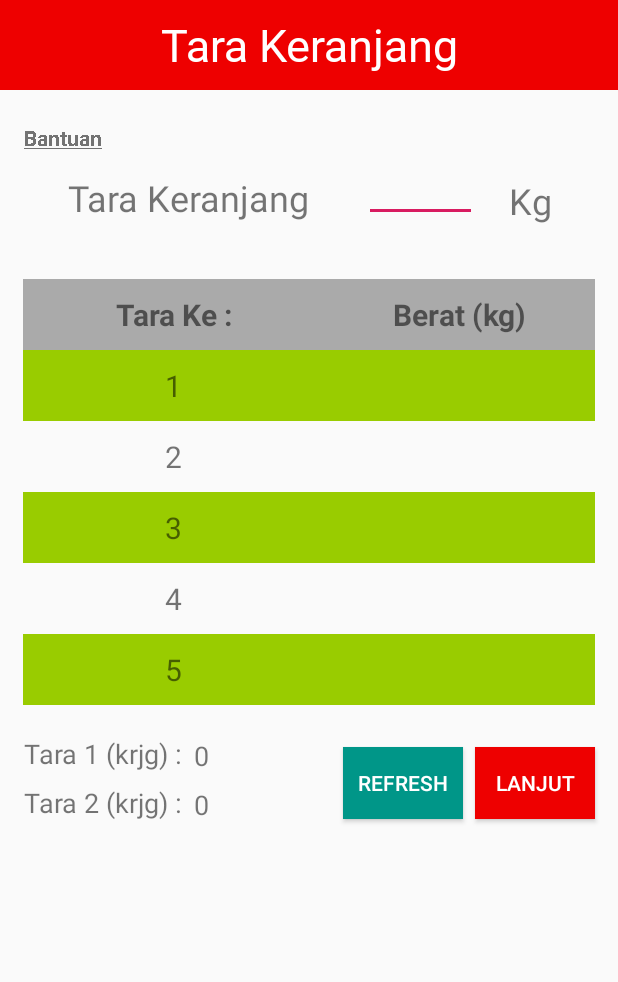
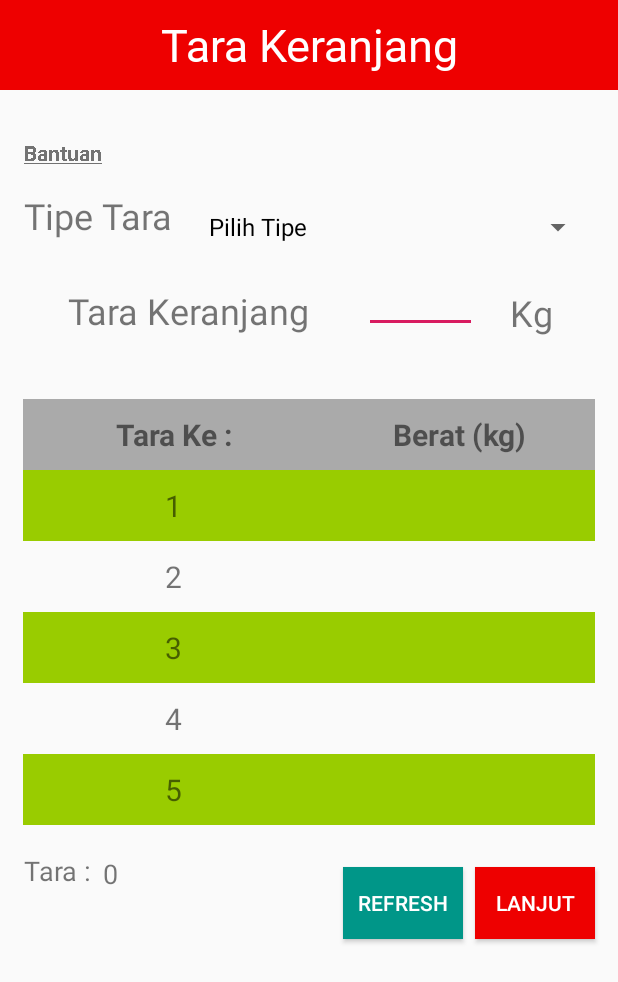
Before and after one commit to dennisprasetia/RPAWONOKOYO, an Android app: the TaraKeranjang screen opened directly, with no data from a screen before it, on a phone screen of 412 x 824 dp. Shown: the top 982 px of the screen. Run offline under Robolectric (Android 15) with nearby library versions, the phone set to English and light mode, and no system bars; Roboto replaces fonts that are not available here.

Commit message:
UPDATE: - Penambahan field tipe tara keranjang - Pengambilan nilai tara keranjang berdasarkan tipe

```diff
--- a/app/build.gradle
+++ b/app/build.gradle
@@ -3,11 +3,11 @@ apply plugin: 'com.android.application'
 android {
     compileSdkVersion 28
     defaultConfig {
-        applicationId "com.wonokoyo.rpawonokoyo"
+        applicationId 'com.wonokoyo.rpamitra'
         minSdkVersion 24
         targetSdkVersion 28
         versionCode 2
-        versionName "5.0"
+        versionName "1.0"
         testInstrumentationRunner "android.support.test.runner.AndroidJUnitRunner"
     }
     buildTypes {
@@ -20,7 +20,7 @@ android {
 
 android.applicationVariants.all { variant ->
     variant.outputs.all {
-        def appName = "TIM PANEN"
+        def appName = "PANEN MITRA"
         outputFileName = appName + "-${variant.versionName}.apk"
     }
 }
--- a/app/src/main/java/com/wonokoyo/rpawonokoyo/MenuActivity.java
+++ b/app/src/main/java/com/wonokoyo/rpawonokoyo/MenuActivity.java
@@ -278,6 +278,7 @@ public class MenuActivity extends AppCompatActivity {
                                 }*/
 
                                 if (item.getString("tipe").equalsIgnoreCase("do") &&
+                                        item.getString("no_do").contains("RPA") &&
                                         dbh.cekDoRencanaExist(item.getString("no_do"))) {
                                     dbh.insertRencana(item.getString("no_do"), item.getString("no_sj"),
                                             item.getString("noreg"), item.getString("rit"), item.getString("kg"),
--- a/app/src/main/java/com/wonokoyo/rpawonokoyo/panenactivity/TaraKeranjang.java
+++ b/app/src/main/java/com/wonokoyo/rpawonokoyo/panenactivity/TaraKeranjang.java
@@ -4,12 +4,16 @@ import android.content.Intent;
 import android.database.Cursor;
 import android.graphics.Paint;
 import android.os.Handler;
+import android.support.design.widget.Snackbar;
 import android.support.v7.app.AppCompatActivity;
 import android.os.Bundle;
 import android.view.View;
 import android.view.WindowManager;
+import android.widget.AdapterView;
+import android.widget.ArrayAdapter;
 import android.widget.Button;
 import android.widget.EditText;
+import android.widget.Spinner;
 import android.widget.TextView;
 import android.widget.Toast;
 
@@ -48,11 +52,14 @@ public class TaraKeranjang extends AppCompatActivity {
     private TextView txtTaraAvg1;
     private TextView txtTaraAvg2;
 
+    private Spinner cmbTipe;
+
     // variable lain
     CustomDialog cd;
     DatabaseHelper dbh;
     SharedPrefManager spm;
     int count;
+    int max_count = 0;
     Thread threadBerat;
 
     @Override
@@ -79,6 +86,29 @@ public class TaraKeranjang extends AppCompatActivity {
 
         etTara = findViewById(R.id.etTara);
 
+        cmbTipe = findViewById(R.id.cmbTipeKeranjang);
+        ArrayAdapter<String> adapter = new ArrayAdapter<>(this, android.R.layout.simple_spinner_dropdown_item,
+                new String[] { "Pilih Tipe", "TANDU", "KERANJANG" });
+        cmbTipe.setAdapter(adapter);
+
+        cmbTipe.setOnItemSelectedListener(new AdapterView.OnItemSelectedListener() {
+            @Override
+            public void onItemSelected(AdapterView<?> adapterView, View view, int i, long l) {
+                String tipe = cmbTipe.getItemAtPosition(i).toString();
+                if (tipe == "TANDU") {
+                    max_count = 2;
+                }
+                if (tipe == "KERANJANG") {
+                    max_count = 6;
+                }
+            }
+
+            @Override
+            public void onNothingSelected(AdapterView<?> adapterView) {
+
+            }
+        });
+
         btnLanjut = findViewById(R.id.btnLanjut);
         btnLanjut.setOnClickListener(new View.OnClickListener() {
             @Override
@@ -87,8 +117,9 @@ public class TaraKeranjang extends AppCompatActivity {
                 count = c.getCount();
                 count++;
 
-                if (count < 6) {
-                    if (!etTara.getText().toString().equalsIgnoreCase("")) {
+                if (count < max_count) {
+                    if (!etTara.getText().toString().equalsIgnoreCase("") &&
+                            !etTara.getText().toString().equalsIgnoreCase("0.0")) {
                         saveTaraKeranjang(String.valueOf(etTara.getText()));
 
                         Handler handler = new Handler();
@@ -97,18 +128,23 @@ public class TaraKeranjang extends AppCompatActivity {
                             public void run() {
                                 getTaraKeranjang(spm.getSpNomorDo());
                                 etTara.setText("");
-                                if (count == 5)
+                                if (count == (max_count - 1)) {
                                     updateTaraAvg(spm.getSpNomorDo());
+                                }
                             }
                         }, 300);
                     } else {
                         etTara.setError("Tidak Boleh Kosong");
                     }
                 } else {
-                    Intent intent = new Intent(TaraKeranjang.this, TimbangAyam.class);
-                    startActivity(intent);
-                    overridePendingTransition(R.anim.slide_in_right, R.anim.slide_out_left);
-                    finish();
+                    if (cmbTipe.getSelectedItemPosition() != 0) {
+                        Intent intent = new Intent(TaraKeranjang.this, TimbangAyam.class);
+                        startActivity(intent);
+                        overridePendingTransition(R.anim.slide_in_right, R.anim.slide_out_left);
+                        finish();
+                    } else {
+                        Snackbar.make(v, "Harap Pilih Tipe Tara", Snackbar.LENGTH_SHORT).show();
+                    }
                 }
             }
         });
@@ -263,10 +299,14 @@ public class TaraKeranjang extends AppCompatActivity {
             taraSample = taraSample + Double.parseDouble(c.getString(c.getColumnIndex("tara_kg")));
         }
 
+        Double pembagi = 0.0;
+        if (max_count == 2) {
+            pembagi = 1.0;
+        } else {
+            pembagi = Double.valueOf(25/2);
+        }
+
         txtTaraAvg1 = findViewById(R.id.txtTaraAvg1);
-        txtTaraAvg1.setText(String.format("%.1f", (taraSample / 25)));
-
-        txtTaraAvg2 = findViewById(R.id.txtTaraAvg2);
-        txtTaraAvg2.setText(String.format("%.1f", ((taraSample / 25) * 2)));
+        txtTaraAvg1.setText(String.format("%.1f", (taraSample / pembagi)));
     }
 }
--- a/app/src/main/res/layout/activity_login.xml
+++ b/app/src/main/res/layout/activity_login.xml
@@ -14,7 +14,7 @@
         android:layout_marginTop="100dp"
         android:layout_marginEnd="8dp"
         android:layout_marginBottom="8dp"
-        android:text="TIM PANEN"
+        android:text="MUS PANEN"
         android:textSize="35sp"
         android:textStyle="bold"
         app:layout_constraintBottom_toBottomOf="parent"
--- a/app/src/main/res/layout/activity_tara_keranjang.xml
+++ b/app/src/main/res/layout/activity_tara_keranjang.xml
@@ -24,6 +24,47 @@
         app:layout_constraintTop_toTopOf="parent"
         app:layout_constraintVertical_bias="0.0" />
 
+    <Button
+        android:id="@+id/btnLanjut"
+        android:layout_width="80dp"
+        android:layout_height="wrap_content"
+        android:layout_marginStart="8dp"
+        android:layout_marginTop="20dp"
+        android:layout_marginEnd="15dp"
+        android:layout_marginBottom="8dp"
+        android:background="#ee0000"
+        android:text="Lanjut"
+        android:textColor="@android:color/white"
+        app:layout_constraintBottom_toBottomOf="parent"
+        app:layout_constraintEnd_toEndOf="parent"
+        app:layout_constraintHorizontal_bias="1.0"
+        app:layout_constraintStart_toStartOf="parent"
+        app:layout_constraintTop_toBottomOf="@+id/tblTaraKeranjang"
+        app:layout_constraintVertical_bias="0.041" />
+
+    <TextView
+        android:id="@+id/txtTaraAvg1"
+        android:layout_width="wrap_content"
+        android:layout_height="wrap_content"
+        android:layout_marginStart="8dp"
+        android:layout_marginTop="20dp"
+        android:text="0"
+        android:textSize="18sp"
+        app:layout_constraintStart_toEndOf="@+id/textView8"
+        app:layout_constraintTop_toBottomOf="@+id/tblTaraKeranjang" />
+
+    <TextView
+        android:id="@+id/txtTaraAvg2"
+        android:layout_width="wrap_content"
+        android:layout_height="wrap_content"
+        android:layout_marginStart="8dp"
+        android:layout_marginTop="4dp"
+        android:text="0"
+        android:textSize="18sp"
+        android:visibility="invisible"
+        app:layout_constraintStart_toEndOf="@+id/textView10"
+        app:layout_constraintTop_toBottomOf="@+id/txtTaraAvg1" />
+
     <TextView
         android:id="@+id/textView3"
         android:layout_width="wrap_content"
@@ -36,46 +77,10 @@
         android:textSize="24sp"
         app:layout_constraintBottom_toBottomOf="parent"
         app:layout_constraintEnd_toEndOf="parent"
-        app:layout_constraintHorizontal_bias="0.132"
+        app:layout_constraintHorizontal_bias="0.131"
         app:layout_constraintStart_toStartOf="parent"
         app:layout_constraintTop_toBottomOf="@+id/textView6"
-        app:layout_constraintVertical_bias="0.05" />
-
-    <EditText
-        android:id="@+id/etTara"
-        android:layout_width="75dp"
-        android:layout_height="wrap_content"
-        android:layout_marginStart="8dp"
-        android:layout_marginTop="8dp"
-        android:layout_marginEnd="8dp"
-        android:layout_marginBottom="8dp"
-        android:ems="10"
-        android:inputType="numberSigned|number|numberDecimal"
-        android:maxLength="4"
-        android:textAlignment="center"
-        app:layout_constraintBottom_toBottomOf="parent"
-        app:layout_constraintEnd_toEndOf="parent"
-        app:layout_constraintHorizontal_bias="0.245"
-        app:layout_constraintStart_toEndOf="@+id/textView3"
-        app:layout_constraintTop_toBottomOf="@+id/textView6"
-        app:layout_constraintVertical_bias="0.049" />
-
-    <TextView
-        android:id="@+id/textView4"
-        android:layout_width="wrap_content"
-        android:layout_height="wrap_content"
-        android:layout_marginStart="8dp"
-        android:layout_marginTop="8dp"
-        android:layout_marginEnd="15dp"
-        android:layout_marginBottom="8dp"
-        android:text="Kg"
-        android:textSize="24sp"
-        app:layout_constraintBottom_toBottomOf="parent"
-        app:layout_constraintEnd_toEndOf="parent"
-        app:layout_constraintHorizontal_bias="0.325"
-        app:layout_constraintStart_toEndOf="@+id/etTara"
-        app:layout_constraintTop_toBottomOf="@+id/textView6"
-        app:layout_constraintVertical_bias="0.069" />
+        app:layout_constraintVertical_bias="0.157" />
 
     <TableLayout
         android:id="@+id/tblTaraKeranjang"
@@ -90,7 +95,7 @@
         app:layout_constraintHorizontal_bias="0.0"
         app:layout_constraintStart_toStartOf="parent"
         app:layout_constraintTop_toBottomOf="@+id/textView6"
-        app:layout_constraintVertical_bias="0.254">
+        app:layout_constraintVertical_bias="0.427">
 
         <TableRow android:background="@android:color/darker_gray">
 
@@ -256,23 +261,64 @@
         <!--</TableRow>-->
     </TableLayout>
 
-    <Button
-        android:id="@+id/btnLanjut"
-        android:layout_width="80dp"
+    <TextView
+        android:id="@+id/textView10"
+        android:layout_width="wrap_content"
+        android:layout_height="wrap_content"
+        android:layout_marginStart="16dp"
+        android:layout_marginTop="4dp"
+        android:text="Tara 2 (krjg) :"
+        android:textSize="18sp"
+        android:visibility="invisible"
+        app:layout_constraintStart_toStartOf="parent"
+        app:layout_constraintTop_toBottomOf="@+id/textView8" />
+
+    <EditText
+        android:id="@+id/etTara"
+        android:layout_width="75dp"
         android:layout_height="wrap_content"
         android:layout_marginStart="8dp"
-        android:layout_marginTop="20dp"
+        android:layout_marginTop="8dp"
+        android:layout_marginEnd="8dp"
+        android:layout_marginBottom="8dp"
+        android:ems="10"
+        android:inputType="numberSigned|number|numberDecimal"
+        android:maxLength="4"
+        android:textAlignment="center"
+        app:layout_constraintBottom_toBottomOf="parent"
+        app:layout_constraintEnd_toEndOf="parent"
+        app:layout_constraintHorizontal_bias="0.243"
+        app:layout_constraintStart_toEndOf="@+id/textView3"
+        app:layout_constraintTop_toBottomOf="@+id/textView6"
+        app:layout_constraintVertical_bias="0.155" />
+
+    <TextView
+        android:id="@+id/textView8"
+        android:layout_width="wrap_content"
+        android:layout_height="wrap_content"
+        android:layout_marginStart="16dp"
+        android:layout_marginTop="18dp"
+        android:text="Tara :"
+        android:textSize="18sp"
+        app:layout_constraintStart_toStartOf="parent"
+        app:layout_constraintTop_toBottomOf="@+id/tblTaraKeranjang" />
+
+    <TextView
+        android:id="@+id/textView4"
+        android:layout_width="wrap_content"
+        android:layout_height="wrap_content"
+        android:layout_marginStart="8dp"
+        android:layout_marginTop="8dp"
         android:layout_marginEnd="15dp"
         android:layout_marginBottom="8dp"
-        android:background="#ee0000"
-        android:text="Lanjut"
-        android:textColor="@android:color/white"
+        android:text="Kg"
+        android:textSize="24sp"
         app:layout_constraintBottom_toBottomOf="parent"
         app:layout_constraintEnd_toEndOf="parent"
-        app:layout_constraintHorizontal_bias="1.0"
-        app:layout_constraintStart_toStartOf="parent"
-        app:layout_constraintTop_toBottomOf="@+id/tblTaraKeranjang"
-        app:layout_constraintVertical_bias="0.028" />
+        app:layout_constraintHorizontal_bias="0.34"
+        app:layout_constraintStart_toEndOf="@+id/etTara"
+        app:layout_constraintTop_toBottomOf="@+id/textView6"
+        app:layout_constraintVertical_bias="0.173" />
 
     <Button
         android:id="@+id/btnRefresh"
@@ -290,7 +336,7 @@
         app:layout_constraintHorizontal_bias="1.0"
         app:layout_constraintStart_toStartOf="parent"
         app:layout_constraintTop_toBottomOf="@+id/tblTaraKeranjang"
-        app:layout_constraintVertical_bias="0.028" />
+        app:layout_constraintVertical_bias="0.041" />
 
     <TextView
         android:id="@+id/txtBantuanTara"
@@ -310,50 +356,6 @@
         app:layout_constraintVertical_bias="0.123" />
 
     <TextView
-        android:id="@+id/textView8"
-        android:layout_width="wrap_content"
-        android:layout_height="wrap_content"
-        android:layout_marginStart="16dp"
-        android:layout_marginTop="20dp"
-        android:text="Tara 1 (krjg) :"
-        android:textSize="18sp"
-        app:layout_constraintStart_toStartOf="parent"
-        app:layout_constraintTop_toBottomOf="@+id/tblTaraKeranjang" />
-
-    <TextView
-        android:id="@+id/textView10"
-        android:layout_width="wrap_content"
-        android:layout_height="wrap_content"
-        android:layout_marginStart="16dp"
-        android:layout_marginTop="8dp"
-        android:text="Tara 2 (krjg) :"
-        android:textSize="18sp"
-        app:layout_constraintStart_toStartOf="parent"
-        app:layout_constraintTop_toBottomOf="@+id/textView8" />
-
-    <TextView
-        android:id="@+id/txtTaraAvg1"
-        android:layout_width="wrap_content"
-        android:layout_height="wrap_content"
-        android:layout_marginStart="8dp"
-        android:layout_marginTop="21dp"
-        android:text="0"
-        android:textSize="18sp"
-        app:layout_constraintStart_toEndOf="@+id/textView8"
-        app:layout_constraintTop_toBottomOf="@+id/tblTaraKeranjang" />
-
-    <TextView
-        android:id="@+id/txtTaraAvg2"
-        android:layout_width="wrap_content"
-        android:layout_height="wrap_content"
-        android:layout_marginStart="8dp"
-        android:layout_marginTop="8dp"
-        android:text="0"
-        android:textSize="18sp"
-        app:layout_constraintStart_toEndOf="@+id/textView10"
-        app:layout_constraintTop_toBottomOf="@+id/txtTaraAvg1" />
-
-    <TextView
         android:id="@+id/tvInfoDO"
         android:layout_width="wrap_content"
         android:layout_height="wrap_content"
@@ -364,4 +366,28 @@
         app:layout_constraintStart_toStartOf="parent"
         app:layout_constraintTop_toBottomOf="@+id/textView6" />
 
+    <TextView
+        android:id="@+id/tv13"
+        android:layout_width="wrap_content"
+        android:layout_height="wrap_content"
+        android:layout_marginStart="16dp"
+        android:layout_marginTop="16dp"
+        android:text="Tipe Tara"
+        android:textSize="24sp"
+        app:layout_constraintEnd_toEndOf="parent"
+        app:layout_constraintHorizontal_bias="0.0"
+        app:layout_constraintStart_toStartOf="parent"
+        app:layout_constraintTop_toBottomOf="@+id/txtBantuanTara" />
+
+    <Spinner
+        android:id="@+id/cmbTipeKeranjang"
+        android:layout_width="0dp"
+        android:layout_height="wrap_content"
+        android:layout_marginStart="16dp"
+        android:layout_marginTop="16dp"
+        android:layout_marginEnd="16dp"
+        app:layout_constraintEnd_toEndOf="parent"
+        app:layout_constraintStart_toEndOf="@+id/tv13"
+        app:layout_constraintTop_toBottomOf="@+id/txtBantuanTara" />
+
 </android.support.constraint.ConstraintLayout>
--- a/app/src/main/res/layout/activity_timbang_ayam.xml
+++ b/app/src/main/res/layout/activity_timbang_ayam.xml
@@ -272,7 +272,7 @@
         android:layout_height="wrap_content"
         android:layout_marginStart="12dp"
         android:layout_marginTop="12dp"
-        android:text="Tara 1 (krjg) :"
+        android:text="Tara (ksng) :"
         android:textSize="18sp"
         app:layout_constraintStart_toStartOf="parent"
         app:layout_constraintTop_toBottomOf="@+id/btnRefreshTimbang" />
@@ -285,6 +285,7 @@
         android:layout_marginTop="8dp"
         android:text="Tara 2 (krjg) :"
         android:textSize="18sp"
+        android:visibility="invisible"
         app:layout_constraintStart_toStartOf="parent"
         app:layout_constraintTop_toBottomOf="@+id/textView9" />
 
@@ -292,7 +293,7 @@
         android:id="@+id/textView12"
         android:layout_width="wrap_content"
         android:layout_height="wrap_content"
-        android:layout_marginStart="47dp"
+        android:layout_marginStart="40dp"
         android:layout_marginTop="8dp"
         android:text="BB Rata :"
         android:textSize="18sp"
@@ -318,6 +319,7 @@
         android:layout_marginTop="8dp"
         android:text="0"
         android:textSize="18sp"
+        android:visibility="invisible"
         app:layout_constraintStart_toEndOf="@+id/textView11"
         app:layout_constraintTop_toBottomOf="@+id/txtTaraDiTimbang1" />
 
--- a/app/src/main/res/values/strings.xml
+++ b/app/src/main/res/values/strings.xml
@@ -1,5 +1,5 @@
 <resources>
-	<string name="app_name">TIM PANEN</string>
+	<string name="app_name">MITRA PANEN</string>
 	<string name="promt_username">Username</string>
 	<string name="promt_password">Password</string>
 	<string name="action_settings">Settings</string>
```
Also changed, not shown: app/src/main/java/com/wonokoyo/rpawonokoyo/panenactivity/TimbangAyam.java (+16 -4 lines).
